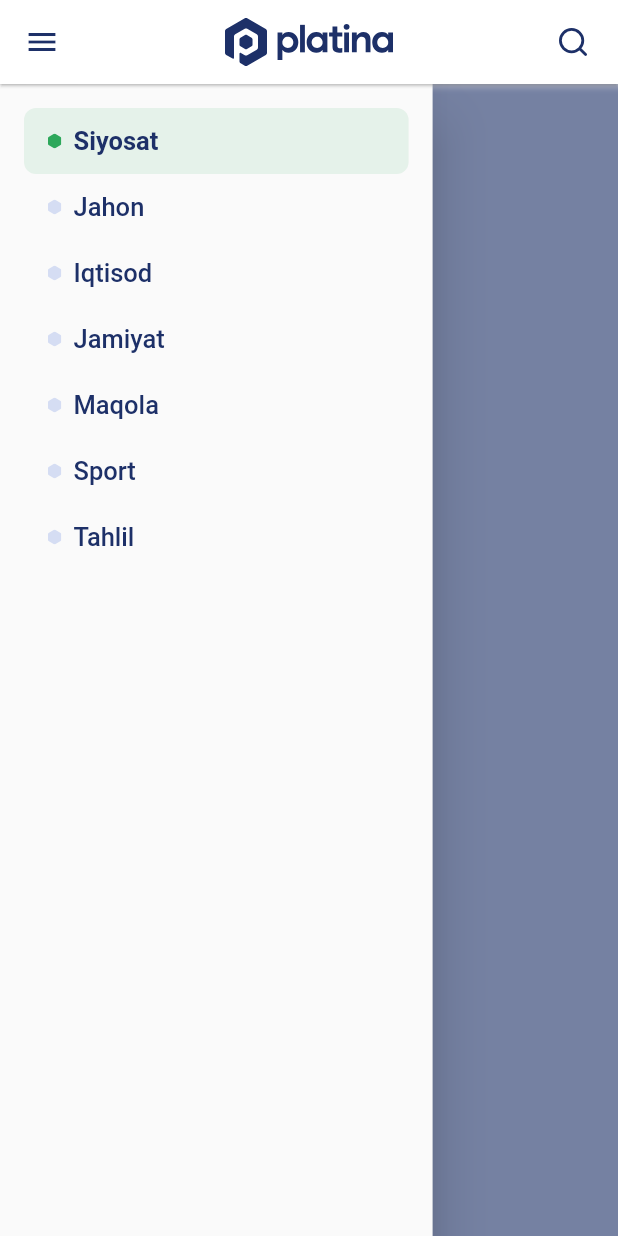
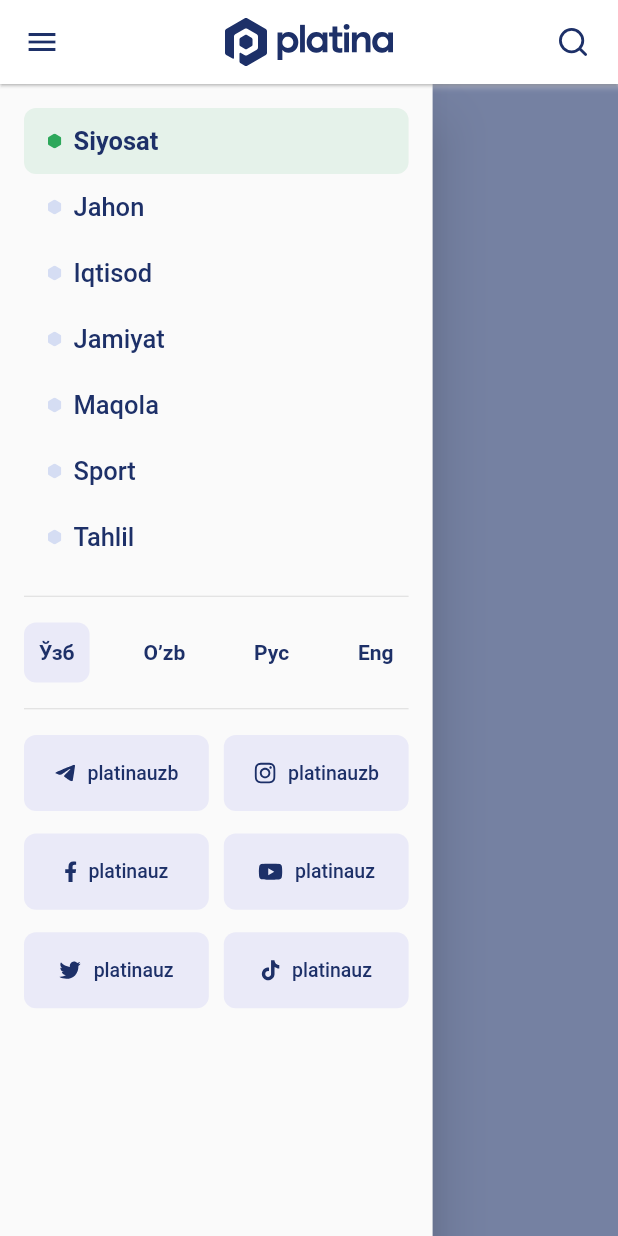
Before and after one commit to Sanjarbek17/task_platina_mobile, a Flutter app: the screen it shows after launch, with the side drawer open, on a phone screen of 412 x 824 dp. Run offline on Flutter 3.47's test engine with Material 2 defaults, Android fonts, the phone set to English and light mode, and no system bars; our stand-ins replace flutter_svg; Roboto replaces fonts that are missing (SF Pro Display).

Commit message:
drawer is done

```diff
--- a/lib/constants/color_constants.dart
+++ b/lib/constants/color_constants.dart
@@ -1,6 +1,7 @@
 import 'package:flutter/material.dart';
 
 const Color blue = Color(0xFF1D3068);
+const Color bg = Color(0xFFEAEAF8);
 
 const Color iqtisod = Color(0xFFA940FF);
 const Color iqtisod10 = Color(0x1AA940FF);
--- a/lib/pages/home_page.dart
+++ b/lib/pages/home_page.dart
@@ -3,7 +3,7 @@ import 'dart:ui';
 import 'package:flutter/material.dart';
 import 'package:flutter_svg/svg.dart';
 
-import '../widgets/open_drawer.dart';
+import 'open_drawer.dart';
 
 class MyHomePage extends StatelessWidget {
   MyHomePage({super.key});
--- /dev/null
+++ b/lib/pages/open_drawer.dart
@@ -0,0 +1,68 @@
+import 'package:flutter/material.dart';
+import 'package:flutter_svg/flutter_svg.dart';
+import 'package:task_platina_mobile/widgets/social_widget.dart';
+
+import '../widgets/category_builder.dart';
+import '../widgets/langugae_widget.dart';
+
+class DrawerChild extends StatefulWidget {
+  const DrawerChild({
+    super.key,
+  });
+
+  @override
+  State<DrawerChild> createState() => _DrawerChildState();
+}
+
+class _DrawerChildState extends State<DrawerChild> {
+  @override
+  Widget build(BuildContext context) {
+    return Padding(
+      padding: const EdgeInsets.all(16.0),
+      child: Column(
+        children: [
+          const CategoryBuilder(),
+          const Divider(height: 35),
+          const LanguageWidget(),
+          const Divider(height: 35),
+          SizedBox(
+            width: MediaQuery.sizeOf(context).width,
+            child: GridView.count(
+              shrinkWrap: true,
+              crossAxisCount: 2,
+              childAspectRatio: 17 / 7,
+              crossAxisSpacing: 10,
+              mainAxisSpacing: 15,
+              children: [
+                SocialWidget(
+                  text: 'platinauzb',
+                  icon: SvgPicture.asset('assets/images/telegram.svg'),
+                ),
+                SocialWidget(
+                  text: 'platinauzb',
+                  icon: SvgPicture.asset('assets/images/instagram.svg'),
+                ),
+                SocialWidget(
+                  text: 'platinauz',
+                  icon: SvgPicture.asset('assets/images/facebook.svg'),
+                ),
+                SocialWidget(
+                  text: 'platinauz',
+                  icon: SvgPicture.asset('assets/images/youtube.svg'),
+                ),
+                SocialWidget(
+                  text: 'platinauz',
+                  icon: SvgPicture.asset('assets/images/twitter.svg'),
+                ),
+                SocialWidget(
+                  text: 'platinauz',
+                  icon: SvgPicture.asset('assets/images/tiktok.svg'),
+                ),
+              ],
+            ),
+          )
+        ],
+      ),
+    );
+  }
+}
--- a/lib/widgets/category_text.dart
+++ b/lib/widgets/category_text.dart
@@ -22,6 +22,7 @@ class CategoryText extends StatelessWidget {
   Widget build(BuildContext context) {
     return InkWell(
       onTap: onPressed,
+      borderRadius: BorderRadius.circular(8),
       child: Container(
         padding: const EdgeInsets.symmetric(horizontal: 16, vertical: 12),
         decoration: ShapeDecoration(
--- /dev/null
+++ b/lib/widgets/langugae_widget.dart
@@ -0,0 +1,28 @@
+import 'package:flutter/material.dart';
+
+import 'local_text.dart';
+
+class LanguageWidget extends StatefulWidget {
+  const LanguageWidget({
+    super.key,
+  });
+
+  @override
+  State<LanguageWidget> createState() => _LanguageWidgetState();
+}
+
+class _LanguageWidgetState extends State<LanguageWidget> {
+  int selectedIndex = 0;
+  @override
+  Widget build(BuildContext context) {
+    return Row(
+      mainAxisAlignment: MainAxisAlignment.spaceBetween,
+      children: [
+        LocalText(text: 'Ўзб', isSelected: selectedIndex == 0, onPressed: () => setState(() => selectedIndex = 0)),
+        LocalText(text: 'O’zb', isSelected: selectedIndex == 3, onPressed: () => setState(() => selectedIndex = 3)),
+        LocalText(text: 'Рус', isSelected: selectedIndex == 1, onPressed: () => setState(() => selectedIndex = 1)),
+        LocalText(text: 'Eng', isSelected: selectedIndex == 2, onPressed: () => setState(() => selectedIndex = 2)),
+      ],
+    );
+  }
+}
--- /dev/null
+++ b/lib/widgets/local_text.dart
@@ -0,0 +1,38 @@
+import 'package:flutter/material.dart';
+
+import '../constants/color_constants.dart';
+
+class LocalText extends StatelessWidget {
+  final String text;
+  final bool isSelected;
+  final VoidCallback? onPressed;
+
+  const LocalText({
+    super.key,
+    required this.text,
+    required this.isSelected,
+    this.onPressed,
+  });
+
+  @override
+  Widget build(BuildContext context) {
+    return InkWell(
+      onTap: onPressed,
+      borderRadius: BorderRadius.circular(8),
+      child: Container(
+        padding: const EdgeInsets.symmetric(horizontal: 10, vertical: 12),
+        clipBehavior: Clip.antiAlias,
+        decoration: ShapeDecoration(
+          color: isSelected ? bg : Colors.transparent,
+          shape: RoundedRectangleBorder(borderRadius: BorderRadius.circular(8)),
+        ),
+        child: Row(
+          mainAxisAlignment: MainAxisAlignment.center,
+          children: [
+            Text(text, style: const TextStyle(color: blue, fontSize: 14, fontFamily: 'SF Pro Display', fontWeight: FontWeight.w700)),
+          ],
+        ),
+      ),
+    );
+  }
+}
--- a/lib/widgets/open_drawer.dart
+++ /dev/null
@@ -1,24 +0,0 @@
-import 'package:flutter/material.dart';
-
-import 'category_builder.dart';
-
-class DrawerChild extends StatefulWidget {
-  const DrawerChild({
-    super.key,
-  });
-
-  @override
-  State<DrawerChild> createState() => _DrawerChildState();
-}
-
-class _DrawerChildState extends State<DrawerChild> {
-  @override
-  Widget build(BuildContext context) {
-    return const Padding(
-      padding: EdgeInsets.all(16.0),
-      child: Column(
-        children: [CategoryBuilder()],
-      ),
-    );
-  }
-}
--- /dev/null
+++ b/lib/widgets/social_widget.dart
@@ -0,0 +1,34 @@
+import 'package:flutter/material.dart';
+
+import '../constants/color_constants.dart';
+
+class SocialWidget extends StatelessWidget {
+  final String text;
+  final Widget icon;
+
+  const SocialWidget({
+    super.key,
+    required this.text,
+    required this.icon,
+  });
+
+  @override
+  Widget build(BuildContext context) {
+    return Container(
+      padding: const EdgeInsets.all(10),
+      clipBehavior: Clip.antiAlias,
+      decoration: ShapeDecoration(
+        color: bg,
+        shape: RoundedRectangleBorder(borderRadius: BorderRadius.circular(8)),
+      ),
+      child: Row(
+        mainAxisAlignment: MainAxisAlignment.center,
+        children: [
+          icon,
+          const SizedBox(width: 8),
+          Text(text, style: const TextStyle(color: blue, fontSize: 13, fontFamily: 'SF Pro Display', fontWeight: FontWeight.w500)),
+        ],
+      ),
+    );
+  }
+}
```
Also changed, not shown: assets/images/facebook.svg (added), assets/images/instagram.svg (added), assets/images/telegram.svg (added), assets/images/tiktok.svg (added), assets/images/twitter.svg (added), assets/images/youtube.svg (added).
